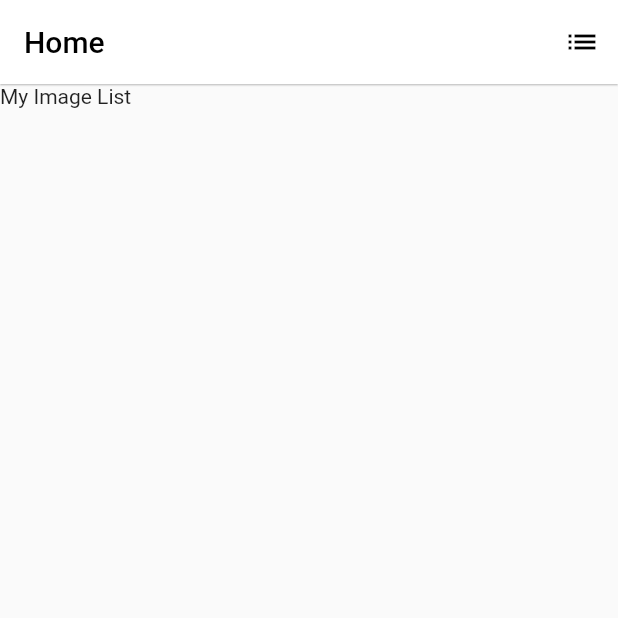
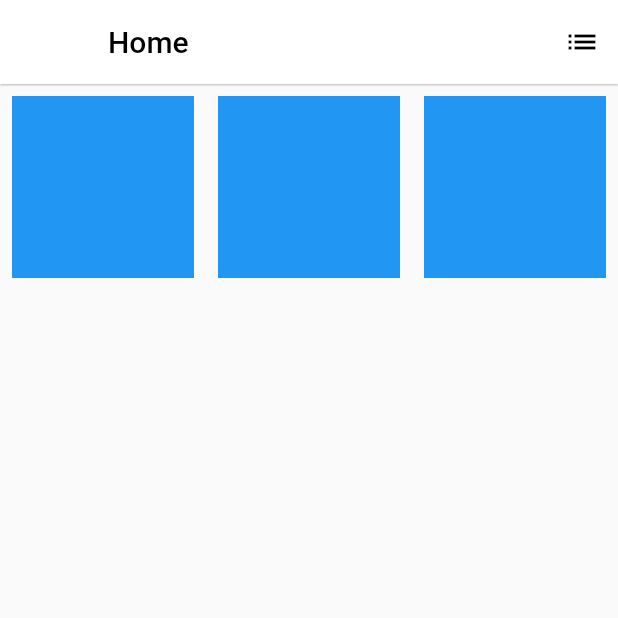
Before and after one commit to siraajul/task_one_codecamp, a Flutter app: the ImagePage screen opened directly, on a phone screen of 412 x 824 dp, the top half of it. Run offline on Flutter 3.47's test engine with Material 3 defaults, Android fonts, the phone set to English and light mode, and no system bars.

Commit message:
add assets and another file

```diff
--- /dev/null
+++ b/lib/details.dart
@@ -0,0 +1,14 @@
+import 'package:flutter/material.dart';
+
+class Details extends StatelessWidget {
+  const Details({super.key});
+
+  @override
+  Widget build(BuildContext context) {
+    return Scaffold(
+      appBar: AppBar(
+        title: const Text('Details'),
+      ),
+    );
+  }
+}
--- a/lib/image.dart
+++ b/lib/image.dart
@@ -5,7 +5,8 @@ class ImagePage extends StatelessWidget {
 
   @override
   Widget build(BuildContext context) {
-    return Scaffold(
+    return Container(
+      child: Scaffold(
         appBar: AppBar(
           title: const Text(
             'Home',
@@ -22,8 +23,39 @@ class ImagePage extends StatelessWidget {
                 ))
           ],
         ),
-      body: const Column(
-        children: [Text('My Image List',style: TextStyle(),)],
+        body: SizedBox(
+          child: Center(
+            child: GridView.count(
+              crossAxisCount: 3,
+              children: [
+                Padding(
+                  padding: const EdgeInsets.all(8.0),
+                  child: Container(
+                    height: 50,
+                    width: 50,
+                    color: Colors.blue,
+                  ),
+                ),
+                Padding(
+                  padding: const EdgeInsets.all(8.0),
+                  child: Container(
+                    height: 50,
+                    width: 50,
+                    color: Colors.blue,
+                  ),
+                ),
+                Padding(
+                  padding: const EdgeInsets.all(8.0),
+                  child: Container(
+                    height: 50,
+                    width: 50,
+                    color: Colors.blue,
+                  ),
+                )
+              ],
+            ),
+          ),
+        ),
       ),
     );
   }
--- a/lib/main.dart
+++ b/lib/main.dart
@@ -1,5 +1,5 @@
 import 'package:flutter/material.dart';
-import 'package:task_one_codecamp/image.dart';
+import 'package:task_one_codecamp/details.dart';
 
 void main() {
   runApp(const MyApp());
@@ -17,7 +17,7 @@ class MyApp extends StatelessWidget {
         useMaterial3: false,
       ),
       debugShowCheckedModeBanner: false,
-      home: const ImagePage(),
+      home: const Details(),
     );
   }
 }
--- a/pubspec.yaml
+++ b/pubspec.yaml
@@ -52,6 +52,8 @@ dev_dependencies:
 
 
 flutter:
+    assets:
+      - assets/images/
 
 
 
```
Also changed, not shown: assets/images/details.png (added), assets/images/person.png (added). Lines whose indentation alone changed are shown as unchanged.
